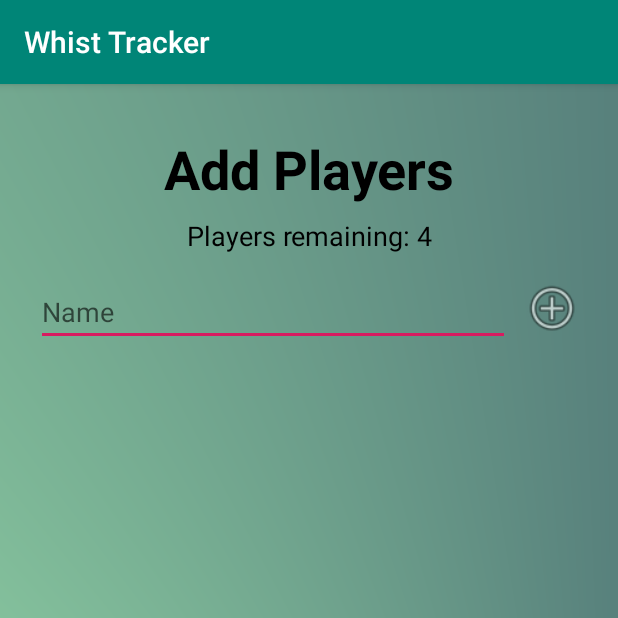
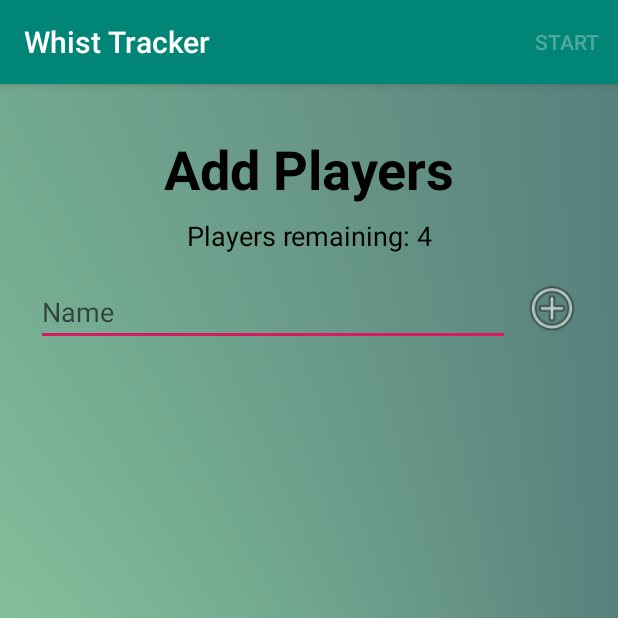
Before and after one commit to LindvedKrvang/WhistTracker, an Android app: the screen it shows after launch (MainActivity), after a tap on "START", on a phone screen of 412 x 824 dp, the top half of it. Run offline under Robolectric (Android 15) with nearby library versions, the phone set to English and light mode, and no system bars.

Commit message:
Added Menu to SetupFragment; Changed  windowSoftInputMode to always show EditTexts in SetupFragment

```diff
--- a/app/src/main/AndroidManifest.xml
+++ b/app/src/main/AndroidManifest.xml
@@ -11,8 +11,7 @@
         android:supportsRtl="true"
         android:theme="@style/AppTheme"
         tools:ignore="GoogleAppIndexingWarning">
-        <activity android:name=".gui.StartActivity"
-            android:windowSoftInputMode="adjustPan">
+        <activity android:name=".gui.StartActivity">
             <intent-filter>
                 <action android:name="android.intent.action.MAIN" />
 
@@ -20,7 +19,8 @@
             </intent-filter>
         </activity>
 
-        <activity android:name=".gui.MainActivity" />
+        <activity android:name=".gui.MainActivity"
+            android:windowSoftInputMode="adjustPan"/>
 
     </application>
 
--- a/app/src/main/java/com/krvang/lindved/whisttracker/gui/SetupFragment.java
+++ b/app/src/main/java/com/krvang/lindved/whisttracker/gui/SetupFragment.java
@@ -9,11 +9,15 @@ import android.support.v4.app.Fragment;
 import android.support.v7.widget.LinearLayoutManager;
 import android.support.v7.widget.RecyclerView;
 import android.view.LayoutInflater;
+import android.view.Menu;
+import android.view.MenuInflater;
+import android.view.MenuItem;
 import android.view.View;
 import android.view.ViewGroup;
 import android.widget.EditText;
 import android.widget.ImageView;
 import android.widget.TextView;
+import android.widget.Toast;
 
 import com.krvang.lindved.whisttracker.R;
 import com.krvang.lindved.whisttracker.be.Player;
@@ -53,6 +57,7 @@ public class SetupFragment extends Fragment {
     private EditText mPlayerNameTextField;
     private TextView mSubTitle;
 
+    private MenuItem mStart;
 
 
 
@@ -62,6 +67,8 @@ public class SetupFragment extends Fragment {
         mMaxNumberOfPlayers = getArguments().getInt(ARG_NUMBER_OF_PLAYERS_ID);
         mPlayerModel = PlayerModel.getInstance();
         mButtonCommand = new AddPlayerCommand();
+
+        setHasOptionsMenu(true);
     }
 
     @Nullable
@@ -72,6 +79,27 @@ public class SetupFragment extends Fragment {
         updateUi();
 
         return view;
+    }
+
+    @Override
+    public void onCreateOptionsMenu(Menu menu, MenuInflater inflater) {
+        super.onCreateOptionsMenu(menu, inflater);
+        inflater.inflate(R.menu.fragment_setup, menu);
+
+        mStart = menu.findItem(R.id.btnStart);
+        mStart.setEnabled(false);
+    }
+
+    @Override
+    public boolean onOptionsItemSelected(MenuItem item) {
+        switch (item.getItemId()) {
+            case R.id.btnStart:
+                // TODO RKL: Go to game activity.
+                Toast.makeText(getActivity(), "Game coming soon...", Toast.LENGTH_LONG).show();
+                return true;
+            default:
+                return super.onOptionsItemSelected(item);
+        }
     }
 
     private void initializeWidgets(View view){
@@ -126,6 +154,12 @@ public class SetupFragment extends Fragment {
             mPlayerNameTextField.setVisibility(View.GONE);
             mAddPlayerButton.setVisibility(View.GONE);
         }
+        showHideMenu(!show);
+    }
+
+    private void showHideMenu(boolean show) {
+        if (mStart == null) return;
+        mStart.setEnabled(show);
     }
 
     private void setupEditPlayer(int playerIndex) {
--- /dev/null
+++ b/app/src/main/res/menu/fragment_setup.xml
@@ -0,0 +1,8 @@
+<?xml version="1.0" encoding="utf-8"?>
+<menu xmlns:android="http://schemas.android.com/apk/res/android"
+    xmlns:app="http://schemas.android.com/apk/res-auto">
+    <item
+        android:id="@+id/btnStart"
+        android:title="@string/button_start"
+        app:showAsAction="always|withText" />
+</menu>
```
